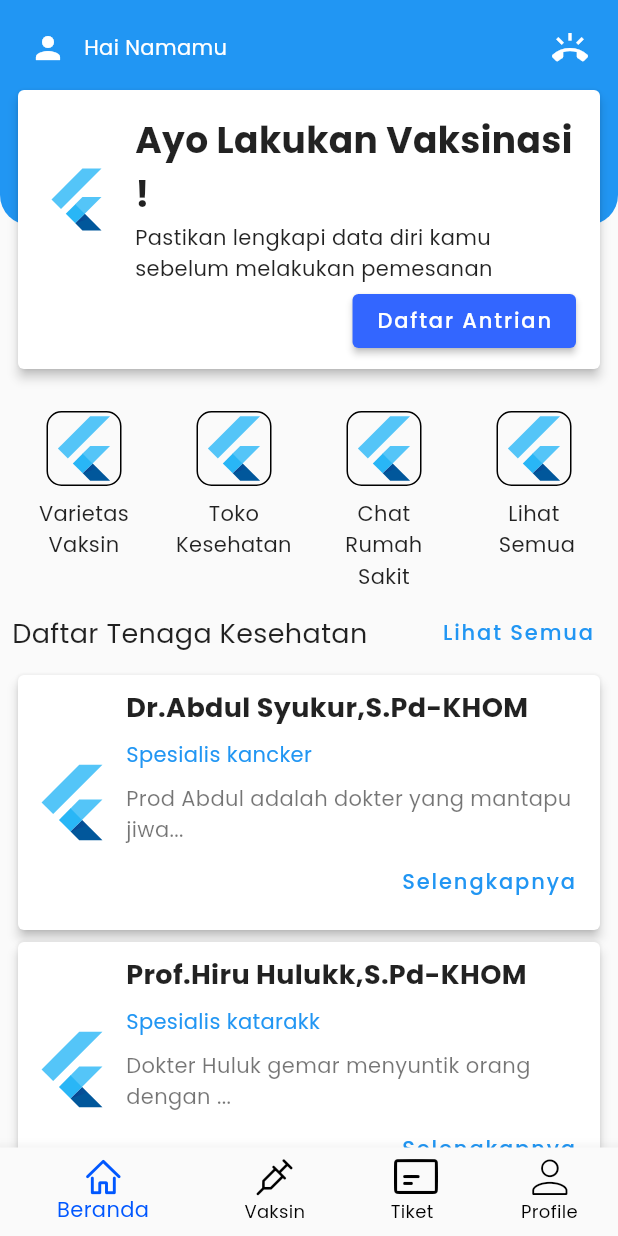
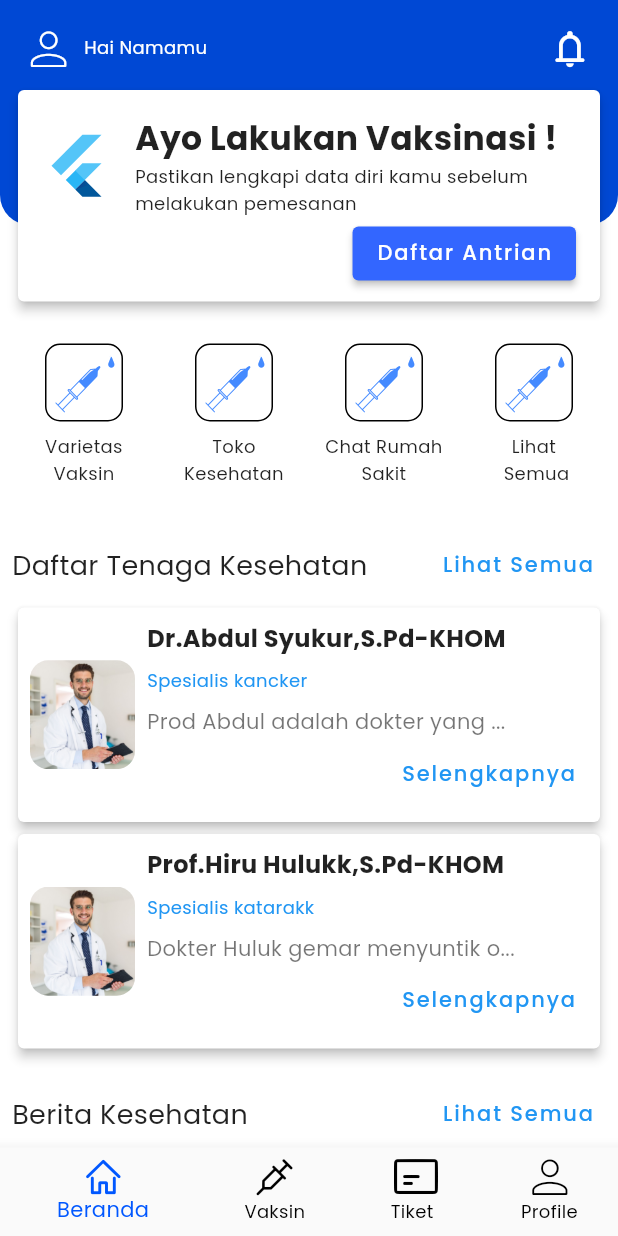
Before and after one commit to capstone-vaccine-book-17/VaccineBooking-MB, a Flutter app: the screen it shows after launch, on a phone screen of 412 x 824 dp. Run offline on Flutter 3.47's test engine with Material 2 defaults, Android fonts, the phone set to English and light mode, and no system bars; our stand-ins replace email_validator, google_fonts, image_picker.

Commit message:
home + theme style

```diff
--- a/lib/features/home/index_home.dart
+++ b/lib/features/home/index_home.dart
@@ -4,6 +4,12 @@ import 'package:w_vaccine/features/home/page/detail_news_page.dart';
 import 'package:w_vaccine/features/home/page/notification_page.dart';
 import 'package:w_vaccine/features/home/page/vaccine_varieties_page.dart';
 import 'package:w_vaccine/features/home/view_model/news_view_model.dart';
+import 'package:w_vaccine/styles/custom_color.dart';
+import 'package:w_vaccine/styles/custom_color.dart';
+import 'package:w_vaccine/styles/custom_color.dart';
+import 'package:w_vaccine/styles/wvaccine_icons.dart';
+
+import '../../styles/custom_color.dart';
 
 class IndexHome extends StatelessWidget {
   const IndexHome({super.key});
@@ -32,8 +38,8 @@ class IndexHome extends StatelessWidget {
           top: 0,
           child: Container(
             height: 150,
-            decoration: const BoxDecoration(
-              color: Colors.blue,
+            decoration: BoxDecoration(
+              color: hometopbarclr,
               borderRadius: BorderRadius.only(
                 bottomLeft: Radius.circular(20),
                 bottomRight: Radius.circular(20),
@@ -79,7 +85,10 @@ class IndexHome extends StatelessWidget {
             children: [
               IconButton(
                 onPressed: () {},
-                icon: const Icon(Icons.person, color: Colors.white),
+                icon: const Icon(
+                  WvaccineIcons.people_outlined,
+                  color: Colors.white,
+                ),
               ),
               Text(
                 temp1,
@@ -93,7 +102,7 @@ class IndexHome extends StatelessWidget {
                       MaterialPageRoute(
                           builder: (context) => const NotificationPage()));
                 },
-                icon: const Icon(Icons.ring_volume),
+                icon: const Icon(WvaccineIcons.notif_false),
                 color: Colors.white,
               )
             ],
@@ -129,7 +138,7 @@ class IndexHome extends StatelessWidget {
                       Text(
                         'Ayo Lakukan Vaksinasi !',
                         style: TextStyle(
-                            fontSize: 24, fontWeight: FontWeight.bold),
+                            fontSize: 22, fontWeight: FontWeight.bold),
                       ),
                       Text(
                           'Pastikan lengkapi data diri kamu sebelum melakukan pemesanan'),
@@ -188,13 +197,21 @@ class IndexHome extends StatelessWidget {
                         border: Border.all(width: 1),
                         borderRadius: BorderRadius.circular(10),
                       ),
-                      child: const FlutterLogo(size: 48),
+                      child: Padding(
+                        padding: EdgeInsets.all(5),
+                        child: const Icon(
+                          WvaccineIcons.vaccine_color,
+                          color: Colors.blueAccent,
+                          size: 40,
+                        ),
+                      ),
                     ),
                     onTap: () {
                       Navigator.push(
                           context,
                           MaterialPageRoute(
-                              builder: (context) => const VaccineVarietiesPage()));
+                              builder: (context) =>
+                                  const VaccineVarietiesPage()));
                     },
                   ),
                   const SizedBox(height: 8),
@@ -218,12 +235,14 @@ class IndexHome extends StatelessWidget {
       {
         'name': 'Dr.Abdul Syukur,S.Pd-KHOM',
         'specialist': 'Spesialis kancker',
-        'desc': 'Prod Abdul adalah dokter yang mantapu jiwa GG gaming pokoknya'
+        'desc': 'Prod Abdul adalah dokter yang mantapu jiwa GG gaming pokoknya',
+        'image': 'assets/images/doctor.jpg'
       },
       {
         'name': 'Prof.Hiru Hulukk,S.Pd-KHOM',
         'specialist': 'Spesialis katarakk',
-        'desc': 'Dokter Huluk gemar menyuntik orang dengan suntikan cinta'
+        'desc': 'Dokter Huluk gemar menyuntik orang dengan suntikan cinta',
+        'image': 'assets/images/doctor.jpg'
       },
     ];
     return Padding(
@@ -254,7 +273,14 @@ class IndexHome extends StatelessWidget {
                       decoration: BoxDecoration(
                         borderRadius: BorderRadius.circular(10),
                       ),
-                      child: const FlutterLogo(size: 56),
+                      child: ClipRRect(
+                        borderRadius: BorderRadius.circular(12),
+                        child: Image.asset(
+                          data['image']!,
+                          scale: 10,
+                          width: 70,
+                        ),
+                      ),
                     ),
                     const SizedBox(width: 8.0),
                     Expanded(
@@ -265,8 +291,8 @@ class IndexHome extends StatelessWidget {
                           Text(
                             data['name']!,
                             style: const TextStyle(
+                              fontSize: 16,
                               fontWeight: FontWeight.bold,
-                              fontSize: 18,
                             ),
                           ),
                           const SizedBox(height: 8),
@@ -274,16 +300,16 @@ class IndexHome extends StatelessWidget {
                             data['specialist']!,
                             style: const TextStyle(
                               color: Colors.blue,
-                              fontSize: 14,
                             ),
                           ),
                           const SizedBox(height: 8),
                           Text(
-                            '${data['desc']!.substring(0, 45 - 3)}...',
+                            '${data['desc']!.substring(0, 30)}...',
                             style: const TextStyle(
                               fontSize: 14,
                               color: Colors.black54,
                             ),
+                            maxLines: 1,
                           ),
                           Align(
                             alignment: Alignment.centerRight,
@@ -360,9 +386,15 @@ class IndexHome extends StatelessWidget {
                           borderRadius: BorderRadius.circular(10),
                           // image: DecorationImage(image: )
                         ),
-                        child: const FlutterLogo(
-                          size: 76,
-                          style: FlutterLogoStyle.stacked,
+                        child: Padding(
+                          padding: EdgeInsets.only(right: 20),
+                          child: ClipRRect(
+                            borderRadius: BorderRadius.circular(20),
+                            child: Image.asset(
+                              data.image,
+                              width: 90,
+                            ),
+                          ),
                         ),
                       ),
                       const SizedBox(width: 8.0),
@@ -372,7 +404,8 @@ class IndexHome extends StatelessWidget {
                           children: [
                             Text(
                               data.title,
-                              style: const TextStyle(fontSize: 18),
+                              style: const TextStyle(
+                                  fontSize: 18, fontWeight: FontWeight.bold),
                             ),
                             const SizedBox(height: 8),
                             Text(
--- a/lib/features/home/model/news_model.dart
+++ b/lib/features/home/model/news_model.dart
@@ -1,5 +1,6 @@
 // ignore_for_file: public_member_api_docs, sort_constructors_first
 class NewsModel {
+  final String image;
   final String title;
   final String author;
   final String date;
@@ -7,6 +8,7 @@ class NewsModel {
   final String description;
 
   NewsModel({
+    required this.image,
     required this.title,
     required this.author,
     required this.date,
--- a/lib/features/home/page/detail_news_page.dart
+++ b/lib/features/home/page/detail_news_page.dart
@@ -20,9 +20,9 @@ class DetailNewsPage extends StatelessWidget {
             Container(
               constraints: const BoxConstraints(maxHeight: 250),
               // constraints: const BoxConstraints(maxHeight: 150),
-              decoration: const BoxDecoration(
+              decoration: BoxDecoration(
                 image: DecorationImage(
-                  image: AssetImage('assets/images/pfi.jpeg'),
+                  image: AssetImage(data.image),
                   fit: BoxFit.cover,
                 ),
               ),
--- a/lib/features/home/page/notification_page.dart
+++ b/lib/features/home/page/notification_page.dart
@@ -17,22 +17,28 @@ class _NotificationPageState extends State<NotificationPage> {
     return Scaffold(
       appBar: AppBar(
         title: const Text(
-          'Varietas Vaksin',
+          'Notifikasi',
         ),
       ),
       body: SafeArea(
         child: SingleChildScrollView(
-          child: Column(
-            children: [for (var data in vm.notif) _cardVariety(data)],
+          child: Padding(
+            padding: EdgeInsets.symmetric(vertical: 20, horizontal: 10),
+            child: Column(
+              children: [for (var data in vm.notif) _cardNotif(data)],
+            ),
           ),
         ),
       ),
     );
   }
 
-  Widget _cardVariety(NotificationModel data) {
+  Widget _cardNotif(NotificationModel data) {
     return Card(
       elevation: 5,
+      shape: RoundedRectangleBorder(
+        borderRadius: BorderRadius.circular(10),
+      ),
       child: Padding(
         padding: const EdgeInsets.all(20.0),
         child: Row(
@@ -55,9 +61,9 @@ class _NotificationPageState extends State<NotificationPage> {
                   Text(
                     data.title,
                     style: const TextStyle(
-                      fontWeight: FontWeight.bold,
-                      fontSize: 20.0,
-                    ),
+                        fontWeight: FontWeight.bold,
+                        fontSize: 20.0,
+                        color: Colors.blue),
                   ),
                   const SizedBox(height: 4.0),
                   Text(data.description, maxLines: 1),
--- a/lib/features/home/page/vaccine_varieties_page.dart
+++ b/lib/features/home/page/vaccine_varieties_page.dart
@@ -3,6 +3,7 @@ import 'package:provider/provider.dart';
 import 'package:w_vaccine/features/home/model/vaccine_model.dart';
 import 'package:w_vaccine/features/home/page/detail_vaccine_page.dart';
 import 'package:w_vaccine/features/home/view_model/vaccine_varieties_view_model.dart';
+import 'package:w_vaccine/styles/custom_color.dart';
 
 class VaccineVarietiesPage extends StatefulWidget {
   const VaccineVarietiesPage({super.key});
@@ -23,8 +24,11 @@ class _VaccineVarietiesPageState extends State<VaccineVarietiesPage> {
       ),
       body: SafeArea(
         child: SingleChildScrollView(
-          child: Column(
-            children: [for (var data in vm.vaccines) _cardVariety(data)],
+          child: Padding(
+            padding: EdgeInsets.symmetric(vertical: 20, horizontal: 10),
+            child: Column(
+              children: [for (var data in vm.vaccines) _cardVariety(data)],
+            ),
           ),
         ),
       ),
@@ -34,6 +38,9 @@ class _VaccineVarietiesPageState extends State<VaccineVarietiesPage> {
   Widget _cardVariety(VaccineModel data) {
     return Card(
       elevation: 5,
+      shape: RoundedRectangleBorder(
+        borderRadius: BorderRadius.circular(10),
+      ),
       child: Padding(
         padding: const EdgeInsets.all(8.0),
         child: Row(
@@ -62,7 +69,10 @@ class _VaccineVarietiesPageState extends State<VaccineVarietiesPage> {
                     ),
                   ),
                   const SizedBox(height: 4.0),
-                  Text(data.type),
+                  Text(
+                    data.type,
+                    style: TextStyle(color: hometopbarclr),
+                  ),
                   const SizedBox(height: 4.0),
                   Text(data.description1, maxLines: 1),
                   Align(
--- a/lib/features/home/view_model/news_view_model.dart
+++ b/lib/features/home/view_model/news_view_model.dart
@@ -5,7 +5,8 @@ class NewsViewModel with ChangeNotifier {
   List<NewsModel> get news {
     return [
       NewsModel(
-        title: 'Ini hal penting yang wajib kamu ketahui',
+        image: 'assets/images/vaccine.jpg',
+        title: 'Ini tanggapan lesti tentang flutter',
         author: 'Kobo Kanaeru',
         date: '12/09/2022 09:31',
         views: '23',
@@ -13,7 +14,8 @@ class NewsViewModel with ChangeNotifier {
             'Saat ini, terdapat jutaan orang di seluruh dunia yang telah menerima vaksin COVID-19 dengan aman, membawa kita semua satu langkah lebih dekat untuk kembali berkegiatan seperti biasa dan bertemu dengan keluarga serta kerabat tercinta. Vaksin dinanti-nantikan oleh banyak orang, namun amat wajar jika sebagian orang masih bertanya-tanya mengenai proses vaksinasi dan apa saja yang perlu diantisipasi saat giliran mereka tiba nanti.Kami telah berbicara dengan ahli-ahli kesehatan di UNICEF untuk menjawab pertanyaan seputar proses vaksinasi dan beberapa kiat sebelum, saat, dan sesudah vaksinasi.Saat menerima vaksin :Ikuti protokol kesehatan.Pastikan Anda selalu mengikuti aturan kesehatan pada lokasi vaksinasi, misalnya menjaga jarak saat menunggu panggilan atau mengenakan masker.Berterus terang tentang kondisi diri sendiri. Sampaikan kepada tenaga kesehatan jika Anda memiliki kondisi yang harus diperhatikan, seperti sedang mengandung atau mengalami gangguan kekebalan tubuh.Simpan bukti vaksinasi. Penerima vaksin akan menerima kartu yang menyatakan jenis vaksin COVID-19 yang diterima, waktu, dan lokasi vaksinasi. Simpan kartu ini dengan baik kalau-kalau dibutuhkan pada masa mendatang.',
       ),
       NewsModel(
-        title: 'Ini hal penting yang wajib kamu ketahui',
+        image: 'assets/images/vaccine.jpg',
+        title: 'Ini hal penting yang tidak penting',
         author: 'Kobo Kanaeru',
         date: '12/09/2022 09:31',
         views: '23',
--- a/lib/styles/custom_color.dart
+++ b/lib/styles/custom_color.dart
@@ -12,5 +12,7 @@ class HexColor extends Color {
   HexColor(final String hexColor) : super(_getColorFromHex(hexColor));
 }
 
+Color primaryColor = HexColor("A6A5FF");
 Color btncolor = HexColor("#3366FF");
 Color slctdcolor = HexColor("#0057FF");
+Color hometopbarclr = HexColor("#0048d4");
--- a/lib/styles/theme.dart
+++ b/lib/styles/theme.dart
@@ -8,7 +8,9 @@ import 'package:w_vaccine/styles/custom_color.dart';
 ThemeData lightTheme = ThemeData.light().copyWith();
 
 ThemeData testTheme = ThemeData(
+  scaffoldBackgroundColor: Colors.white,
   appBarTheme: const AppBarTheme(
+    elevation: 1,
     color: Colors.white,
     titleTextStyle: TextStyle(
       color: Colors.black,
@@ -38,7 +40,7 @@ ThemeData testTheme = ThemeData(
     bodyText1: GoogleFonts.poppins(
         fontSize: 16, fontWeight: FontWeight.w400, letterSpacing: 0.5),
     bodyText2: GoogleFonts.poppins(
-        fontSize: 14, fontWeight: FontWeight.w400, letterSpacing: 0.25),
+        fontSize: 12, fontWeight: FontWeight.w400, letterSpacing: 0.25),
     button: GoogleFonts.poppins(
         fontSize: 14, fontWeight: FontWeight.w500, letterSpacing: 1.25),
     caption: GoogleFonts.poppins(
```
Also changed, not shown: assets/images/doctor.jpg (added), assets/images/vaccine.jpg (added).
